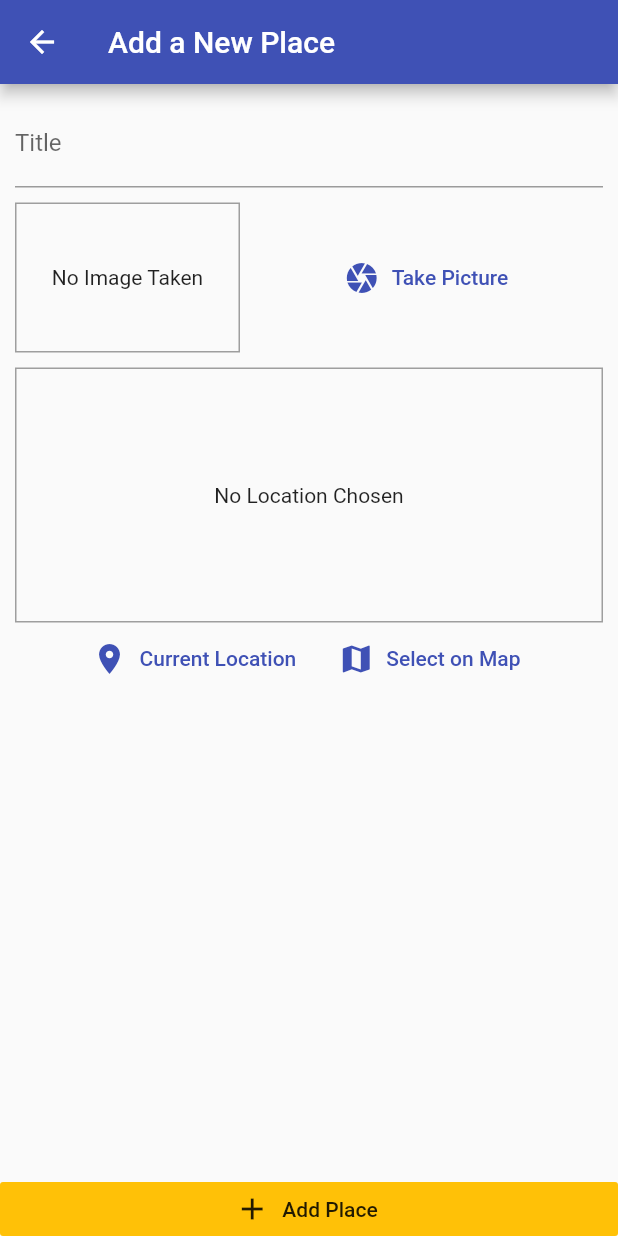
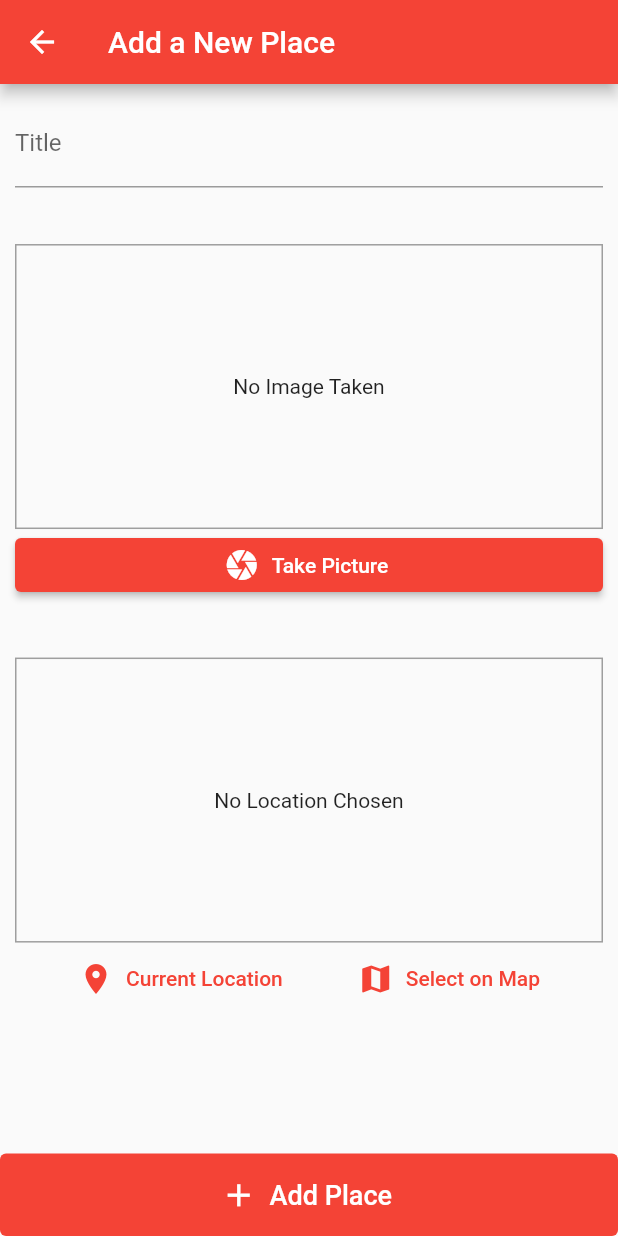
Before and after one commit to ISL270/Travel-Memories-FlutterApp, a Flutter app: the screen it shows after launch, after a tap on the "add" icon, on a phone screen of 412 x 824 dp. Run offline on Flutter 3.47's test engine with Material 2 defaults, Android fonts, the phone set to English and light mode, and no system bars; our stand-ins replace google_maps_flutter, image_picker, location, sqflite; accounts and stored records are empty.

Commit message:
bug fixes & UI enhancements

```diff
--- a/lib/custom_widgets/image_input.dart
+++ b/lib/custom_widgets/image_input.dart
@@ -39,11 +39,11 @@ class _ImageInputState extends State<ImageInput> {
 
   @override
   Widget build(BuildContext context) {
-    return Row(
+    return Column(
+      crossAxisAlignment: CrossAxisAlignment.stretch,
       children: <Widget>[
         Container(
-          width: 150,
-          height: 100,
+          height: 190,
           decoration: BoxDecoration(
             border: Border.all(width: 1, color: Colors.grey),
           ),
@@ -62,14 +62,10 @@ class _ImageInputState extends State<ImageInput> {
         SizedBox(
           width: 10,
         ),
-        Expanded(
-          child: FlatButton.icon(
+        ElevatedButton.icon(
+            onPressed: _takePicture,
             icon: Icon(Icons.camera),
-            label: Text('Take Picture'),
-            textColor: Theme.of(context).primaryColor,
-            onPressed: _takePicture,
-          ),
-        ),
+            label: Text('Take Picture')),
       ],
     );
   }
--- a/lib/custom_widgets/location_input.dart
+++ b/lib/custom_widgets/location_input.dart
@@ -42,8 +42,8 @@ class _LocationInputState extends State<LocationInput> {
       MaterialPageRoute(
         fullscreenDialog: true,
         builder: (ctx) => MapScreen(
-              isSelecting: true,
-            ),
+          isSelecting: true,
+        ),
       ),
     );
     if (selectedLocation == null) {
@@ -56,9 +56,10 @@ class _LocationInputState extends State<LocationInput> {
   @override
   Widget build(BuildContext context) {
     return Column(
+      crossAxisAlignment: CrossAxisAlignment.stretch,
       children: <Widget>[
         Container(
-          height: 170,
+          height: 190,
           width: double.infinity,
           alignment: Alignment.center,
           decoration: BoxDecoration(
@@ -76,23 +77,22 @@ class _LocationInputState extends State<LocationInput> {
                 ),
         ),
         Row(
-          mainAxisAlignment: MainAxisAlignment.center,
+          mainAxisAlignment: MainAxisAlignment.spaceEvenly,
           children: <Widget>[
-            FlatButton.icon(
+            TextButton.icon(
               icon: Icon(
                 Icons.location_on,
               ),
               label: Text('Current Location'),
-              textColor: Theme.of(context).primaryColor,
               onPressed: _getCurrentUserLocation,
             ),
-            FlatButton.icon(
+            TextButton.icon(
               icon: Icon(
                 Icons.map,
               ),
               label: Text('Select on Map'),
-              textColor: Theme.of(context).primaryColor,
               onPressed: _selectOnMap,
+              style: ButtonStyle(),
             ),
           ],
         ),
--- a/lib/main.dart
+++ b/lib/main.dart
@@ -23,8 +23,7 @@ class MyApp extends StatelessWidget {
       child: MaterialApp(
           title: 'Great Places',
           theme: ThemeData(
-            primarySwatch: Colors.indigo,
-            accentColor: Colors.amber,
+            primarySwatch: Colors.red,
           ),
           home: PlacesListScreen(),
           routes: {
--- a/lib/screens/add_place_screen.dart
+++ b/lib/screens/add_place_screen.dart
@@ -52,32 +52,42 @@ class _AddPlaceScreenState extends State<AddPlaceScreen> {
             child: SingleChildScrollView(
               child: Padding(
                 padding: EdgeInsets.all(10),
+                child: ConstrainedBox(
+                  constraints: BoxConstraints(
+                    maxHeight: MediaQuery.of(context).size.height / 1.35,
+                  ),
                   child: Column(
+                    mainAxisAlignment: MainAxisAlignment.spaceBetween,
                     children: <Widget>[
                       TextField(
                         decoration: InputDecoration(labelText: 'Title'),
                         controller: _titleController,
                       ),
-                    SizedBox(
-                      height: 10,
-                    ),
                       ImageInput(_selectImage),
-                    SizedBox(
-                      height: 10,
-                    ),
                       LocationInput(_selectPlace),
                     ],
                   ),
                 ),
               ),
             ),
-          RaisedButton.icon(
-            icon: Icon(Icons.add),
-            label: Text('Add Place'),
+          ),
+          ElevatedButton.icon(
+            icon: Icon(
+              Icons.add,
+              size: 25,
+            ),
+            label: Text(
+              'Add Place',
+              style: TextStyle(fontSize: 18),
+            ),
             onPressed: _savePlace,
-            elevation: 0,
-            materialTapTargetSize: MaterialTapTargetSize.shrinkWrap,
-            color: Theme.of(context).accentColor,
+            style: ButtonStyle(
+                elevation: MaterialStateProperty.all(0),
+                tapTargetSize: MaterialTapTargetSize.shrinkWrap,
+                minimumSize:
+                    MaterialStateProperty.all(Size(double.infinity, 55))),
+            // elevation: 0,
+            // materialTapTargetSize: MaterialTapTargetSize.shrinkWrap,
           ),
         ],
       ),
--- a/lib/screens/map_screen.dart
+++ b/lib/screens/map_screen.dart
@@ -30,7 +30,7 @@ class _MapScreenState extends State<MapScreen> {
   Widget build(BuildContext context) {
     return Scaffold(
       appBar: AppBar(
-        title: Text('Your Map'),
+        title: Text('Select on Map'),
         actions: <Widget>[
           if (widget.isSelecting)
             IconButton(
--- a/lib/screens/places_list_screen.dart
+++ b/lib/screens/places_list_screen.dart
@@ -10,7 +10,7 @@ class PlacesListScreen extends StatelessWidget {
   Widget build(BuildContext context) {
     return Scaffold(
       appBar: AppBar(
-        title: Text('Your Places'),
+        title: Text('Places You Visited'),
         actions: <Widget>[
           IconButton(
             icon: Icon(Icons.add),
@@ -43,8 +43,7 @@ class PlacesListScreen extends StatelessWidget {
                             ),
                           ),
                           title: Text(greatPlaces.items[i].title),
-                              subtitle:
-                                  Text(greatPlaces.items[i].location.address),
+                          subtitle: Text(greatPlaces.items[i].location.address),
                           onTap: () {
                             Navigator.of(context).pushNamed(
                               PlaceDetailScreen.routeName,
```
Also changed, not shown: 1 other file. Lines whose indentation alone changed are shown as unchanged.
